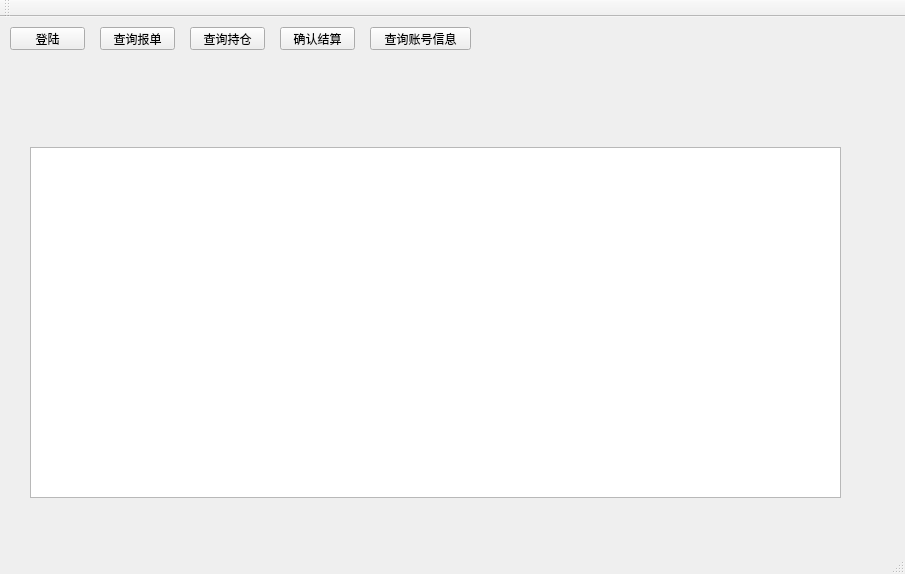
Above: mainwindow.ui from wuhaizhi/CTPProject before the change. Below: the same form after it.
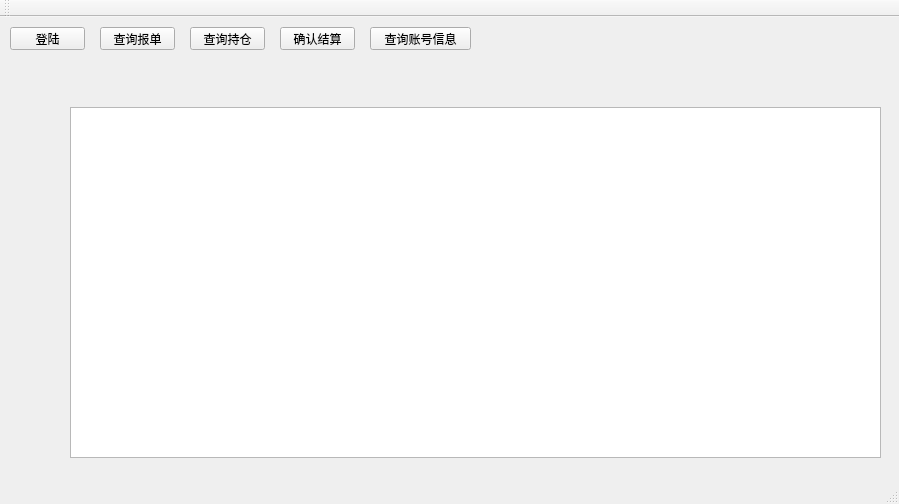
That is the form after the change.

Commit message: add login dialog

What changed in the file:
```diff
--- a/mainwindow.ui
+++ b/mainwindow.ui
@@ -6,8 +6,8 @@
    <rect>
     <x>0</x>
     <y>0</y>
-    <width>905</width>
-    <height>574</height>
+    <width>899</width>
+    <height>504</height>
    </rect>
   </property>
   <property name="windowTitle">
@@ -82,8 +82,8 @@
    <widget class="QTextEdit" name="edt_log">
     <property name="geometry">
      <rect>
-      <x>30</x>
-      <y>130</y>
+      <x>70</x>
+      <y>90</y>
       <width>811</width>
       <height>351</height>
      </rect>
```
Left out of the diff: 9 changed lines with no effect on the pictures. The commit also changes 6 other files.
